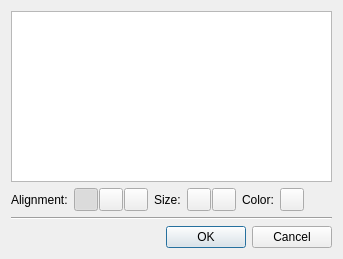
Qt form screenshotcommentinput.ui (HappySeaFox/tht) before a commit.
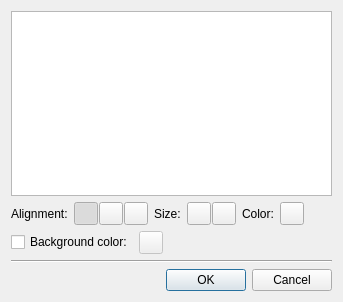
The same form after that commit. Icons and pictures are not drawn.

Commit message: Added option for background color in screenshot tool

Diff of the .ui file:
```diff
--- a/screenshotcommentinput.ui
+++ b/screenshotcommentinput.ui
@@ -7,7 +7,7 @@
     <x>0</x>
     <y>0</y>
     <width>343</width>
-    <height>259</height>
+    <height>302</height>
    </rect>
   </property>
   <property name="windowTitle">
@@ -131,13 +131,44 @@
     </layout>
    </item>
    <item row="2" column="0">
-    <widget class="Line" name="line">
-     <property name="orientation">
-      <enum>Qt::Horizontal</enum>
-     </property>
-    </widget>
+    <layout class="QHBoxLayout" name="horizontalLayout_4">
+     <item>
+      <widget class="QCheckBox" name="checkBackgroundColor">
+       <property name="text">
+        <string>Background color:</string>
+       </property>
+      </widget>
+     </item>
+     <item>
+      <widget class="QToolButton" name="pushBackgroundColor">
+       <property name="enabled">
+        <bool>false</bool>
+       </property>
+      </widget>
+     </item>
+     <item>
+      <spacer name="horizontalSpacer_2">
+       <property name="orientation">
+        <enum>Qt::Horizontal</enum>
+       </property>
+       <property name="sizeHint" stdset="0">
+        <size>
+         <width>0</width>
+         <height>20</height>
+        </size>
+       </property>
+      </spacer>
+     </item>
+    </layout>
    </item>
    <item row="3" column="0">
+    <widget class="Line" name="line">
+     <property name="orientation">
+      <enum>Qt::Horizontal</enum>
+     </property>
+    </widget>
+   </item>
+   <item row="4" column="0">
     <widget class="QDialogButtonBox" name="buttonBox">
      <property name="orientation">
       <enum>Qt::Horizontal</enum>
```
Left out of the diff: 98 changed lines with no effect on the pictures. The commit also changes 15 other files.
